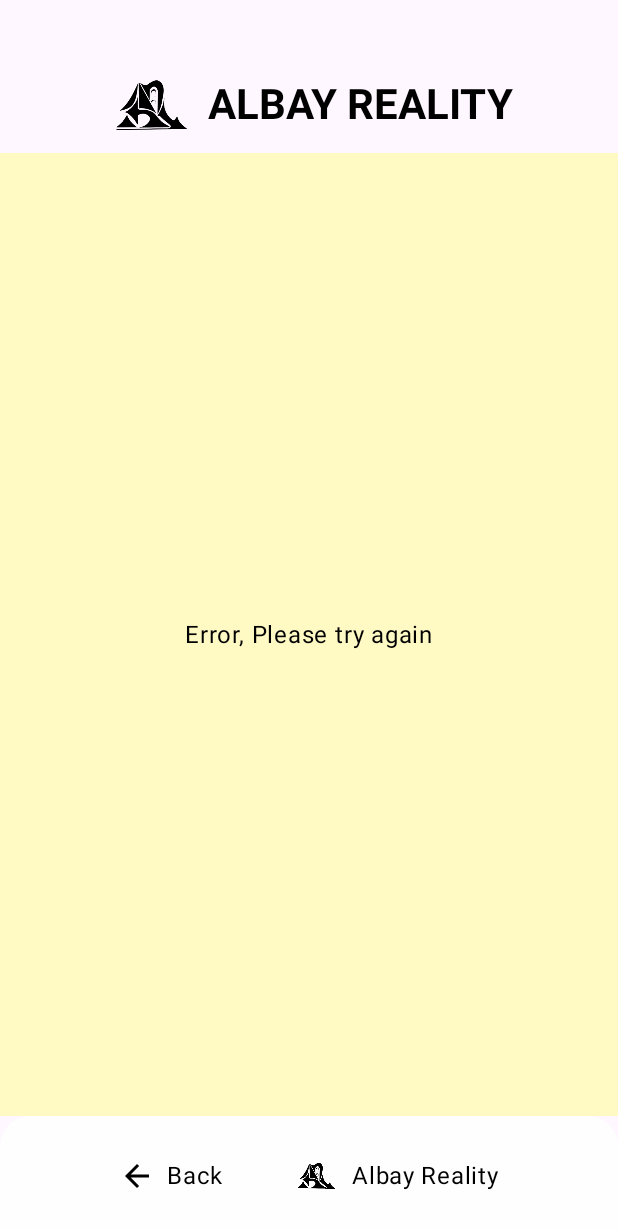
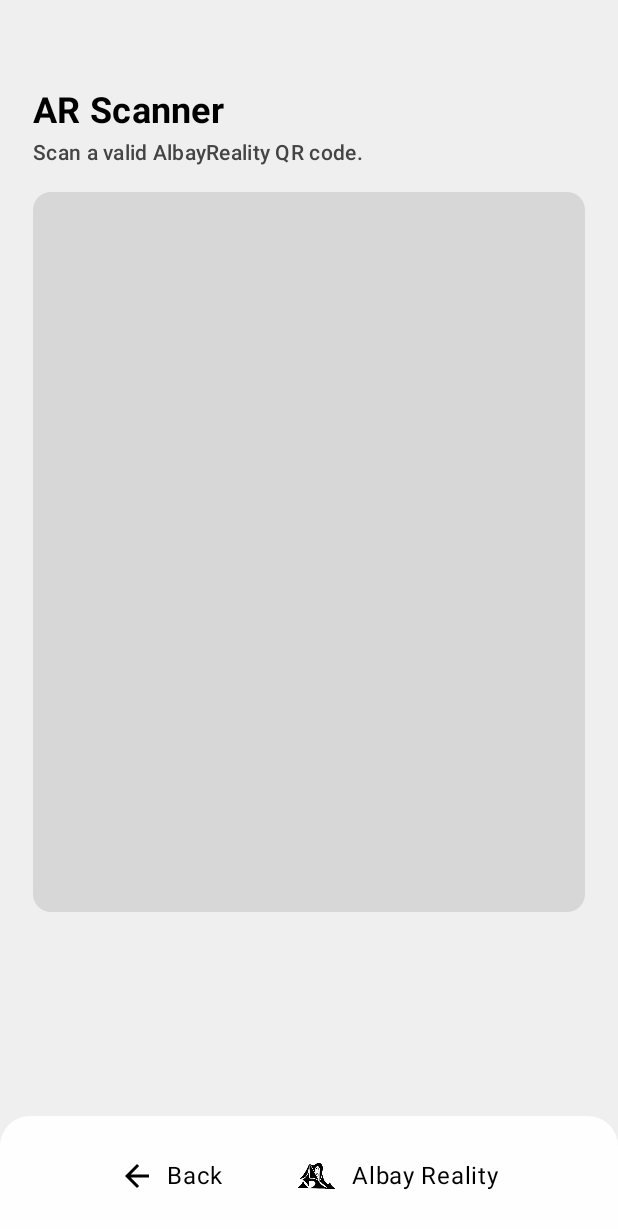
Before and after one commit to jhiejie/AlbayReality, an Android app built with Jetpack Compose: the ArScreen screen opened through its navigation route, on a phone screen of 412 x 824 dp. Shown: the top 1229 px of the screen. Run offline under Robolectric (Android 15) with nearby library versions, the phone set to English and light mode, and no system bars; libraries missing offline, so code that uses them is left out: com.journeyapps.barcodescanner.

Commit message:
revised ui for ARScreen, AboutUsScreen, and HomeScreen and for other components

```diff
--- a/app/src/main/java/com/barabad/albayreality/components/ButtonTypeA.kt
+++ b/app/src/main/java/com/barabad/albayreality/components/ButtonTypeA.kt
@@ -19,10 +19,10 @@ import androidx.compose.material3.Text
 
 @Composable
 fun ButtonTypeA(
-    imageRes: Int,              // Resource ID of the background image
-    title: String,              // Main text (e.g., "Interactive Map")
-    subtitle: String,           // Sub text (e.g., "Discover locations in Albay")
-    onClick: () -> Unit         // What happens when clicked
+    imageRes: Int,              // # bg img resource id
+    title: String,              // # main tex
+    subtitle: String,           // # subtext
+    onClick: () -> Unit         // # the function that will be execute when this button is clicked
 ) {
     BoxWithConstraints(
         modifier = Modifier
--- a/app/src/main/java/com/barabad/albayreality/screens/AbouUsScreen.kt
+++ b/app/src/main/java/com/barabad/albayreality/screens/AbouUsScreen.kt
@@ -135,7 +135,7 @@ fun AboutUsScreen(navController: NavController) {
             CardTypeB(
                 iconRes = R.drawable.ui_dev_ic,
                 title = "Balingbing, Raymond C.",
-                subtitle = "UI/UX Designer & Developer"
+                subtitle = "Frontend Developer"
             )
 
             Spacer(modifier = Modifier.height(10.dp))
--- a/app/src/main/java/com/barabad/albayreality/screens/ArScreen.kt
+++ b/app/src/main/java/com/barabad/albayreality/screens/ArScreen.kt
@@ -5,6 +5,9 @@ import androidx.activity.compose.rememberLauncherForActivityResult
 import androidx.activity.result.contract.ActivityResultContracts
 import androidx.compose.foundation.background
 import androidx.compose.foundation.layout.*
+import androidx.compose.foundation.rememberScrollState
+import androidx.compose.foundation.shape.RoundedCornerShape
+import androidx.compose.foundation.verticalScroll
 import androidx.compose.material.icons.Icons
 import androidx.compose.material.icons.filled.ArrowBack
 import androidx.compose.material.icons.filled.Info
@@ -12,22 +15,26 @@ import androidx.compose.material3.*
 import androidx.compose.runtime.*
 import androidx.compose.ui.Alignment
 import androidx.compose.ui.Modifier
+import androidx.compose.ui.draw.clip
 import androidx.compose.ui.graphics.Color
 import androidx.compose.ui.platform.LocalContext
+import androidx.compose.ui.text.font.FontWeight
+import androidx.compose.ui.unit.dp
+import androidx.compose.ui.unit.sp
 import androidx.compose.ui.viewinterop.AndroidView
 import androidx.core.content.ContextCompat
 import androidx.navigation.NavController
 import com.barabad.albayreality.components.Footer
-import com.barabad.albayreality.components.Header
 import com.journeyapps.barcodescanner.CompoundBarcodeView
-
-
 
 @Composable
 fun ArScreen(navController: NavController) {
+    // # Yo etong ui ng screen ang minodify ko and nagdagdag ako ng ui para macatch ung exception
     var qrCodeValue by remember { mutableStateOf<String?>(null) }
+    val scrollState = rememberScrollState()
+
     Scaffold(
-        topBar = { Header() },
+        containerColor = Color.Transparent,
         bottomBar = {
             Footer(
                 isHomeScreen = false,
@@ -39,27 +46,75 @@ fun ArScreen(navController: NavController) {
             )
         }
     ) { padding ->
-        Box(
+        Column(
             modifier = Modifier
                 .fillMaxSize()
                 .padding(padding)
-                .background(Color(0xFFFFF9C4)),
-            contentAlignment = Alignment.Center
+                .background(Color(0xFFEFEFEF))
+                .verticalScroll(scrollState)
+                .padding(horizontal = 22.dp)
         ) {
-            if(qrCodeValue == null) {
-                QrCodeScanner {
-                    qrCodeValue = null
+
+            Spacer(modifier = Modifier.height(60.dp))
+
+            Text(
+                text = "AR Scanner",
+                color = Color.Black,
+                fontSize = 24.sp,
+                fontWeight = FontWeight.Bold,
+                style = MaterialTheme.typography.titleMedium
+            )
+
+            Spacer(modifier = Modifier.height(4.dp))
+
+            Text(
+                text = "Scan a valid AlbayReality QR code.",
+                fontSize = 14.sp,
+                fontWeight = FontWeight.Medium,
+                style = MaterialTheme.typography.bodyMedium,
+                color = Color.DarkGray
+            )
+
+            Spacer(modifier = Modifier.height(16.dp))
+
+            // Camera area
+            Box(
+                modifier = Modifier
+                    .fillMaxWidth()
+                    .height(480.dp)
+                    .clip(RoundedCornerShape(12.dp))
+                    .background(Color.Black.copy(alpha = 0.1f)),
+                contentAlignment = Alignment.Center
+            ) {
+                if (qrCodeValue == null) {
+                    QrCodeScanner { scannedValue ->
+                        qrCodeValue = scannedValue
+                    }
+                } else {
+                    Text(
+                        text = "QR Code scanned!",
+                        color = Color.Black
+                    )
                 }
+            }
+
+            Spacer(modifier = Modifier.height(24.dp))
+
+            if (qrCodeValue == null) {
+                /* pass? hahaha */
+            } else if (qrCodeValue!!.contains("albayreality")) {
                 Text(
-                    text = "Error, Please try again",
+                    text = "Scanned QR Code: $qrCodeValue\n\nInsert corresponding model in another screen.",
                     color = Color.Black
                 )
-            } else if (qrCodeValue!!.contains("albayreality")){
+            } else {
                 Text(
-                    text = "Scanned QR Code: $qrCodeValue, please insert the corresponding model nalang, maybe sa other screen ulit",
-                    color = Color.Black
+                    text = "Invalid QR code detected.\nPlease try again.\nThe Scanned QR Code is: $qrCodeValue",
+                    color = Color.Red
                 )
             }
+
+            Spacer(modifier = Modifier.height(100.dp)) // to give room before footer
         }
     }
 }
@@ -75,31 +130,41 @@ fun QrCodeScanner(onQrCodeScanned: (String) -> Unit) {
             ) == PackageManager.PERMISSION_GRANTED
         )
     }
+
     val launcher = rememberLauncherForActivityResult(
         contract = ActivityResultContracts.RequestPermission(),
-        onResult = { granted ->
-            hasCameraPermission = granted
-        }
+        onResult = { granted -> hasCameraPermission = granted }
     )
 
-    LaunchedEffect(key1 = true) {
+    LaunchedEffect(Unit) {
         if (!hasCameraPermission) {
             launcher.launch(android.Manifest.permission.CAMERA)
         }
     }
 
     if (hasCameraPermission) {
+        var barcodeView: CompoundBarcodeView? = null
+
         AndroidView(
-            factory = {
-                CompoundBarcodeView(it).apply {
-                    this.setStatusText("")
-                    this.decodeContinuous { result ->
-                        result.text?.let { barCodeOrQr->
-                            onQrCodeScanned(barCodeOrQr)
-                        }
+            factory = { ctx ->
+                CompoundBarcodeView(ctx).apply {
+                    setStatusText("")
+                    decodeContinuous { result ->
+                        result.text?.let(onQrCodeScanned)
                     }
+                    barcodeView = this
+                    resume() // # start ng camera
                 }
             },
+            modifier = Modifier
+                .fillMaxSize()
+                .clip(RoundedCornerShape(12.dp))
         )
+
+        DisposableEffect(Unit) {
+            onDispose {
+                barcodeView?.pause() // # stop camera kapag umalis ung user sa screen
+            }
+        }
     }
 }
--- a/app/src/main/java/com/barabad/albayreality/screens/HomeScreen.kt
+++ b/app/src/main/java/com/barabad/albayreality/screens/HomeScreen.kt
@@ -61,7 +61,7 @@ fun HomeScreen(navController: NavController) {
                     fontSize = 14.sp,
                     fontWeight = FontWeight.Medium,
                     style = MaterialTheme.typography.bodyMedium,
-                    color = Color.Black
+                    color = Color.DarkGray
                 )
             }
 
--- a/app/src/main/res/xml/data_extraction_rules.xml
+++ b/app/src/main/res/xml/data_extraction_rules.xml
@@ -5,7 +5,7 @@
 -->
 <data-extraction-rules>
     <cloud-backup>
-        <!-- TODO: Use <include> and <exclude> to control what is backed up.
+        <!--
         <include .../>
         <exclude .../>
         -->
--- a/gradle/libs.versions.toml
+++ b/gradle/libs.versions.toml
@@ -9,6 +9,8 @@ lifecycleRuntimeKtx = "2.9.4"
 activityCompose = "1.11.0"
 composeBom = "2024.09.00"
 navigationCompose = "2.9.5"
+zxingAndroidEmbedded = "4.3.0"
+core = "3.5.3"
 
 [libraries]
 androidx-core-ktx = { group = "androidx.core", name = "core-ktx", version.ref = "coreKtx" }
@@ -26,6 +28,8 @@ androidx-compose-ui-test-manifest = { group = "androidx.compose.ui", name = "ui-
 androidx-compose-ui-test-junit4 = { group = "androidx.compose.ui", name = "ui-test-junit4" }
 androidx-compose-material3 = { group = "androidx.compose.material3", name = "material3" }
 androidx-navigation-compose = { group = "androidx.navigation", name = "navigation-compose", version.ref = "navigationCompose" }
+zxing-android-embedded = { group = "com.journeyapps", name = "zxing-android-embedded", version.ref = "zxingAndroidEmbedded" }
+core = { group = "com.google.zxing", name = "core", version.ref = "core" }
 
 [plugins]
 android-application = { id = "com.android.application", version.ref = "agp" }
```
